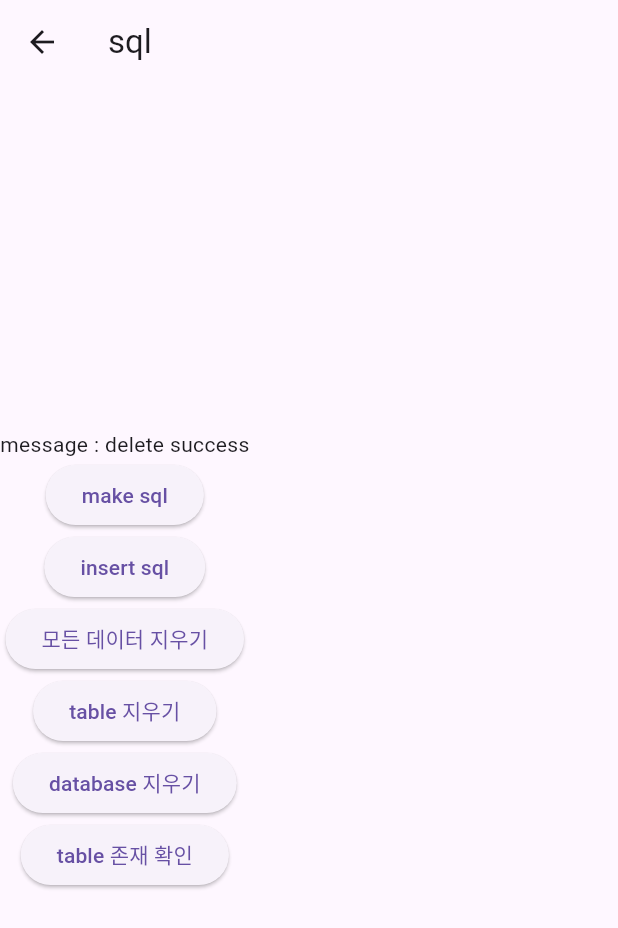
After one commit to poseidonKey/my_karaoke_sql_riverpod_v1_0, a Flutter app: the SqlTest screen opened directly, after a tap on "make sql", after a tap on "insert sql", after a tap on "모든 데이터 지우기", on a phone screen of 412 x 824 dp. The commit adds this screen. Shown: the top 928 px of the screen. Run offline on Flutter 3.47's test engine with Material 3 defaults, Android fonts, the light colour scheme and no system bars; our stand-ins replace flutter_riverpod, go_router, sqflite, webview_flutter, youtube_player_flutter; accounts and stored records are empty.

Commit message:
category 기본 틀 완성

```diff
--- /dev/null
+++ b/lib/screens/sql_test.dart
@@ -0,0 +1,168 @@
+import 'package:flutter/material.dart';
+import 'package:my_karaoke_sql_riverpod_v1_0/models/song_item_category.dart';
+import 'package:path/path.dart';
+import 'package:sqflite/sqflite.dart';
+import 'dart:io';
+
+class SqlTest extends StatefulWidget {
+  const SqlTest({super.key});
+
+  @override
+  State<SqlTest> createState() => _SqlTestState();
+}
+
+class _SqlTestState extends State<SqlTest> {
+  String msg = 'meseage';
+  Database? dbCate;
+  @override
+  Widget build(BuildContext context) {
+    return Scaffold(
+      appBar: AppBar(
+        title: const Text('sql'),
+      ),
+      body: Column(
+        mainAxisAlignment: MainAxisAlignment.center,
+        crossAxisAlignment: CrossAxisAlignment.center,
+        children: [
+          Text('message : $msg'),
+          ElevatedButton(
+              onPressed: () async {
+                dbCate = await openDbCategory();
+                setState(() {
+                  msg = dbCate.toString();
+                });
+              },
+              child: const Text('make sql')),
+          ElevatedButton(
+              onPressed: () async {
+                var item = SongItemCategory(null, 'ballade');
+                final result = await insertList(item);
+                setState(() {
+                  msg = result.toString();
+                });
+              },
+              child: const Text('insert sql')),
+          ElevatedButton(
+              onPressed: () async {
+                var result = await deleteAllList();
+                setState(() {
+                  msg = result.toString();
+                });
+              },
+              child: const Text('모든 데이터 지우기')),
+          ElevatedButton(
+              onPressed: () async {
+                var result = await deleteTable();
+                setState(() {
+                  msg = result.toString();
+                });
+              },
+              child: const Text('table 지우기')),
+          ElevatedButton(
+              onPressed: () async {
+                var result = await deleteTestDatabase();
+                setState(() {
+                  msg = result.toString();
+                });
+              },
+              child: const Text('database 지우기')),
+          ElevatedButton(
+              onPressed: () async {
+                var result = await tableExistTest();
+                setState(() {
+                  msg = result.toString();
+                });
+              },
+              child: const Text('table 존재 확인')),
+        ],
+      ),
+    );
+  }
+
+  Future<String> deleteTestDatabase() async {
+    // final resp =
+    //     await dbCate!.query("SELECT * FROM drop database if exists mycate");
+    // return resp.toString();
+    String databasePath = join(await getDatabasesPath(), 'mycate.db');
+
+    // Check if the database file exists
+    bool exists = await File(databasePath).exists();
+
+    if (exists) {
+      // Delete the database file
+      await File(databasePath).delete();
+      return 'Database mycate.db has been deleted.';
+    } else {
+      return 'Database mycate.db does not exist.';
+    }
+  }
+
+  Future<String> deleteTable() async {
+    await dbCate!.execute("drop table if exists mycate");
+    await dbCate!.close();
+    return 'success';
+  }
+
+  Future<String> deleteAllList() async {
+    await dbCate!.delete('mycate');
+    return 'delete success';
+  }
+
+  Future<int> insertList(SongItemCategory item) async {
+    String tableName = 'mycate';
+    Database database = await openDatabase(
+      join(await getDatabasesPath(), 'mycate.db'),
+      version: 1,
+    );
+    final isExist = await tableExists(database, tableName);
+    if (!isExist) {
+      await database.execute('''
+    CREATE TABLE $tableName(id INTEGER PRIMARY KEY, songJanreCategory text )
+  ''');
+    }
+    int id = await database.insert(
+      tableName,
+      item.toMap(),
+      conflictAlgorithm: ConflictAlgorithm.replace,
+    );
+    return id;
+  }
+
+  Future<Database> openDbCategory() async {
+    const int version = 1;
+    Database? dbCate;
+    const String tableName = 'mycate';
+    dbCate ??= await openDatabase(join(await getDatabasesPath(), 'mycate.db'),
+        onCreate: (database, version) {
+      database.execute(
+          'CREATE TABLE $tableName(id INTEGER PRIMARY KEY, songJanreCategory text )');
+    }, version: version);
+    return dbCate;
+  }
+
+  Future<bool> tableExists(Database db, String tableName) async {
+    List<Map<String, dynamic>> tables = await db.rawQuery(
+      "SELECT name FROM sqlite_master WHERE type='table' AND name='$tableName'",
+    );
+    return tables.isNotEmpty;
+  }
+
+  Future<String> tableExistTest() async {
+    Database database = await openDatabase(
+      join(await getDatabasesPath(), 'mycate.db'),
+      version: 1,
+    );
+
+    String tableName = 'mycate';
+
+    if (await tableExists(database, tableName)) {
+      print('Table $tableName exists.');
+      return 'exist';
+    } else {
+      print('Table $tableName does not exist.');
+      return 'not exist';
+    }
+
+    // await database.close();
+  }
+}
```
Also changed, not shown: lib/databases/db_helper_category.dart (+12 -5 lines), lib/screens/auth_screen.dart (+17 -0 lines), lib/screens/test_data_manage_screen.dart (+31 -9 lines).
